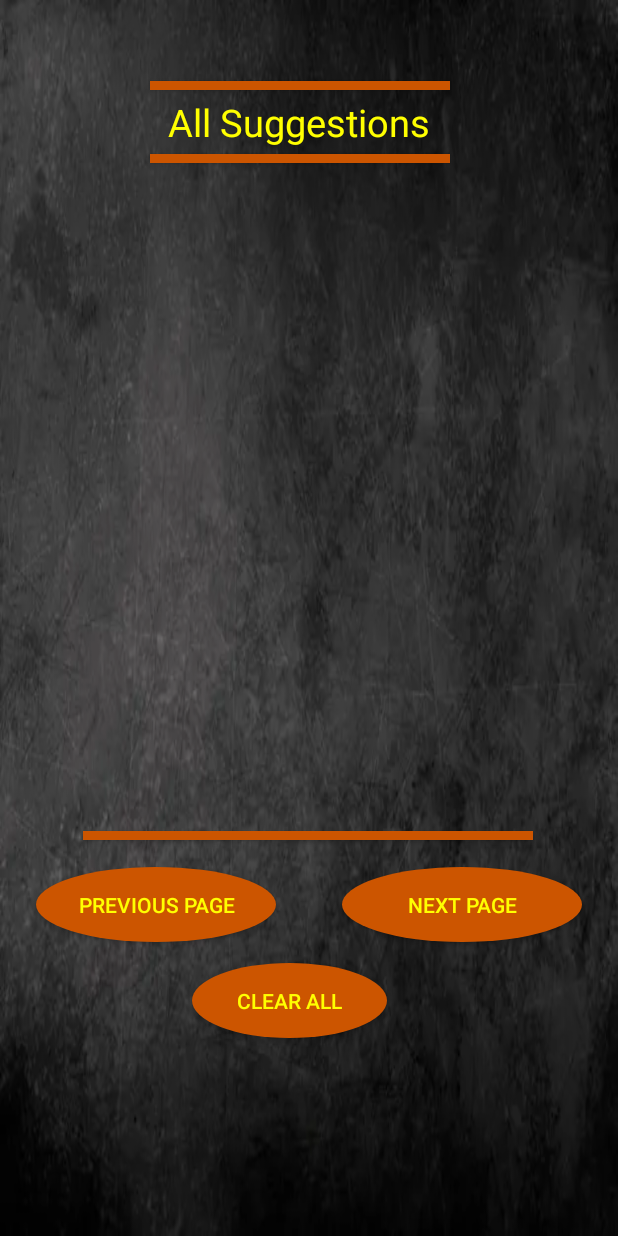
After one commit to krnagy-csu/Project2-CST338, an Android app: the AllSuggestions screen opened directly, with no data from a screen before it, on a phone screen of 412 x 824 dp. The commit adds this screen. Run offline under Robolectric (Android 15) with nearby library versions, the phone set to English and light mode, and no system bars.

Commit message:
Completed the last Activity as of now the All Suggestions page/activity. 5/2/2024 Thursday.

```diff
--- a/app/src/main/AndroidManifest.xml
+++ b/app/src/main/AndroidManifest.xml
@@ -12,6 +12,9 @@
         android:supportsRtl="true"
         android:theme="@style/Theme.P2338"
         tools:targetApi="31">
+        <activity
+            android:name=".AllSuggestions"
+            android:exported="false" />
         <activity
             android:name=".Notifications"
             android:exported="false" />
--- /dev/null
+++ b/app/src/main/java/com/example/p2338/AllSuggestions.java
@@ -0,0 +1,24 @@
+package com.example.p2338;
+
+import android.os.Bundle;
+
+import androidx.activity.EdgeToEdge;
+import androidx.appcompat.app.AppCompatActivity;
+import androidx.core.graphics.Insets;
+import androidx.core.view.ViewCompat;
+import androidx.core.view.WindowInsetsCompat;
+
+public class AllSuggestions extends AppCompatActivity {
+
+    @Override
+    protected void onCreate(Bundle savedInstanceState) {
+        super.onCreate(savedInstanceState);
+        EdgeToEdge.enable(this);
+        setContentView(R.layout.activity_all_suggestions);
+        ViewCompat.setOnApplyWindowInsetsListener(findViewById(R.id.main), (v, insets) -> {
+            Insets systemBars = insets.getInsets(WindowInsetsCompat.Type.systemBars());
+            v.setPadding(systemBars.left, systemBars.top, systemBars.right, systemBars.bottom);
+            return insets;
+        });
+    }
+}
--- /dev/null
+++ b/app/src/main/res/layout/activity_all_suggestions.xml
@@ -0,0 +1,93 @@
+<?xml version="1.0" encoding="utf-8"?>
+<androidx.constraintlayout.widget.ConstraintLayout xmlns:android="http://schemas.android.com/apk/res/android"
+    xmlns:app="http://schemas.android.com/apk/res-auto"
+    xmlns:tools="http://schemas.android.com/tools"
+    android:id="@+id/main"
+    android:layout_width="match_parent"
+    android:layout_height="match_parent"
+    tools:context=".AllSuggestions"
+    android:background="@drawable/TheOfficialBG">
+
+    <TextView
+        android:id="@+id/tAllSuggestions"
+        android:layout_width="wrap_content"
+        android:layout_height="wrap_content"
+        android:layout_marginStart="112dp"
+        android:layout_marginTop="64dp"
+        android:text="@string/all_suggestions"
+        android:textColor="#FFFF00"
+        android:textSize="25sp"
+        app:layout_constraintStart_toStartOf="parent"
+        app:layout_constraintTop_toTopOf="parent" />
+
+    <Button
+        android:id="@+id/AboveTitleThree"
+        android:layout_width="200dp"
+        android:layout_height="6dp"
+        android:layout_marginStart="100dp"
+        android:layout_marginBottom="4dp"
+        android:background="#CC5500"
+        android:text=""
+        app:layout_constraintBottom_toTopOf="@+id/tAllSuggestions"
+        app:layout_constraintStart_toStartOf="parent" />
+
+    <Button
+        android:id="@+id/BelowTitleThree"
+        android:layout_width="200dp"
+        android:layout_height="6dp"
+        android:layout_marginStart="100dp"
+        android:layout_marginTop="4dp"
+        android:background="#CC5500"
+        android:text=""
+        app:layout_constraintStart_toStartOf="parent"
+        app:layout_constraintTop_toBottomOf="@+id/tAllSuggestions" />
+
+    <Button
+        android:id="@+id/BelowSuggestionsLine"
+        android:layout_width="300dp"
+        android:layout_height="6dp"
+        android:layout_marginBottom="264dp"
+        android:background="#CC5500"
+        android:text=""
+        app:layout_constraintBottom_toBottomOf="parent"
+        app:layout_constraintEnd_toEndOf="parent"
+        app:layout_constraintHorizontal_bias="0.494"
+        app:layout_constraintStart_toStartOf="parent" />
+
+    <Button
+        android:id="@+id/bNextPageTwo"
+        android:layout_width="160dp"
+        android:layout_height="50dp"
+        android:layout_marginEnd="24dp"
+        android:layout_marginBottom="196dp"
+        android:background="@drawable/round_button_orange"
+        android:text="@string/next_page"
+        android:textColor="#FFFF00"
+        app:layout_constraintBottom_toBottomOf="parent"
+        app:layout_constraintEnd_toEndOf="parent" />
+
+    <Button
+        android:id="@+id/bPreviousPageTwo"
+        android:layout_width="160dp"
+        android:layout_height="50dp"
+        android:layout_marginStart="24dp"
+        android:layout_marginBottom="196dp"
+        android:background="@drawable/round_button_orange"
+        android:text="@string/previous_page"
+        android:textColor="#FFFF00"
+        app:layout_constraintBottom_toBottomOf="parent"
+        app:layout_constraintStart_toStartOf="parent" />
+
+    <Button
+        android:id="@+id/bClearAllTwo"
+        android:layout_width="130dp"
+        android:layout_height="50dp"
+        android:layout_marginStart="128dp"
+        android:layout_marginBottom="132dp"
+        android:background="@drawable/round_button_orange"
+        android:text="@string/clear_all"
+        android:textColor="#FFFF00"
+        app:layout_constraintBottom_toBottomOf="parent"
+        app:layout_constraintStart_toStartOf="parent" />
+
+</androidx.constraintlayout.widget.ConstraintLayout>
--- a/app/src/main/res/values/strings.xml
+++ b/app/src/main/res/values/strings.xml
@@ -19,4 +19,5 @@
     <string name="make_a_suggestion_below">Make A Suggestion Below!</string>
     <string name="notifications">Notifications</string>
     <string name="clear_all">Clear All</string>
+    <string name="all_suggestions">All Suggestions</string>
 </resources>
```
